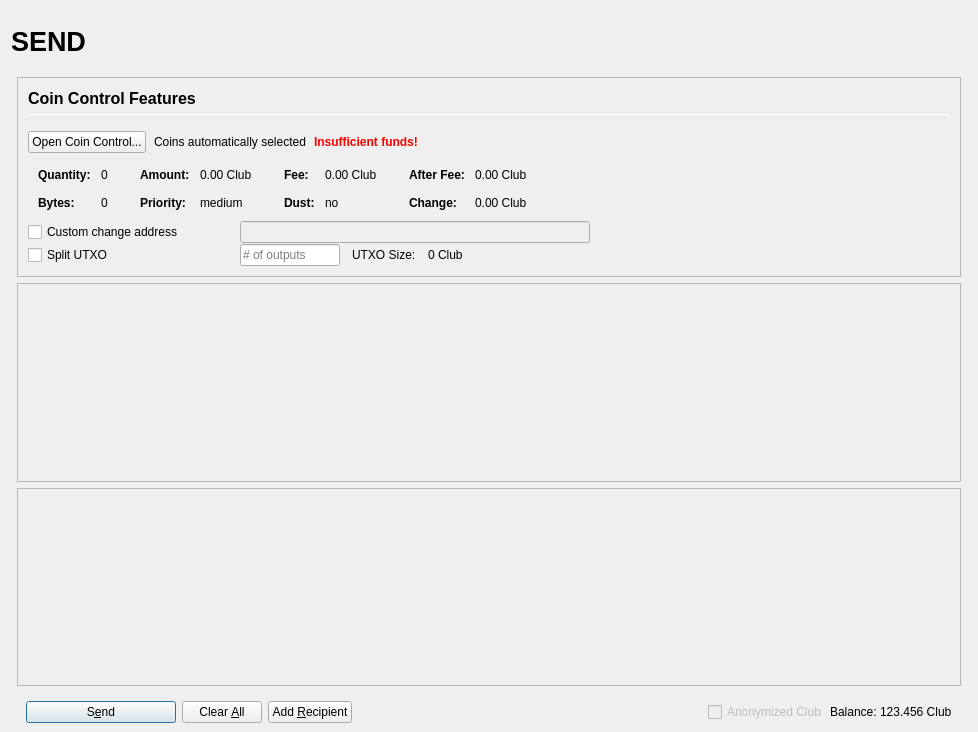
Qt form src/qt/forms/sendcoinsdialog.ui (jonspock/tessa) before a commit.
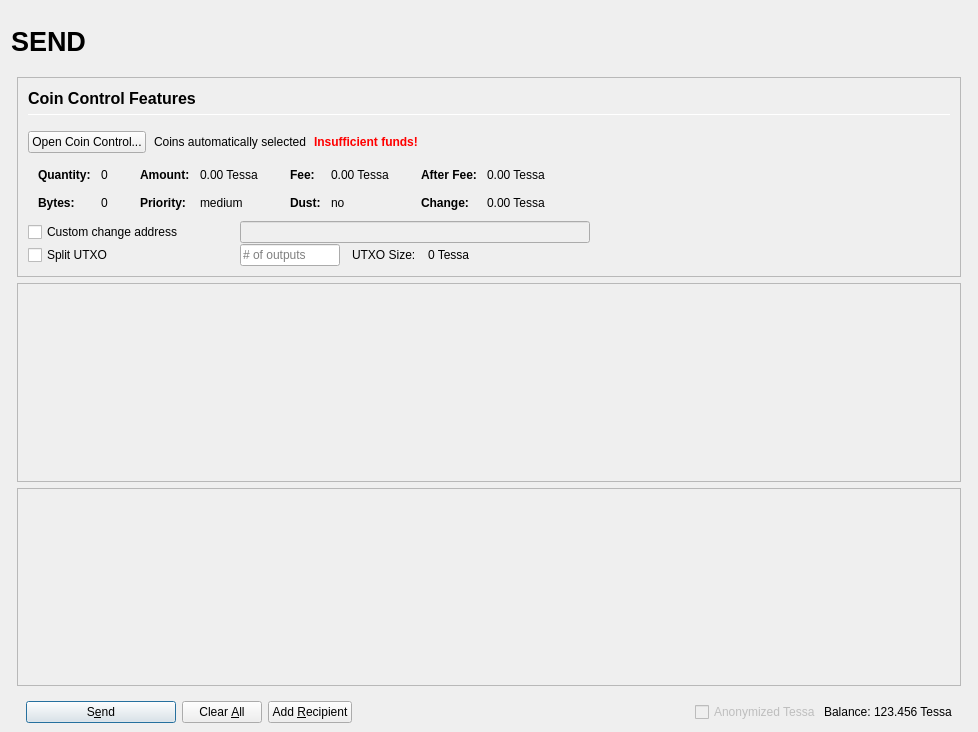
The same form after that commit. Icons and pictures are not drawn. Custom widgets are drawn as their Qt base class.

```diff
--- a/src/qt/forms/sendcoinsdialog.ui
+++ b/src/qt/forms/sendcoinsdialog.ui
@@ -493,7 +493,7 @@
                         <enum>Qt::ActionsContextMenu</enum>
                        </property>
                        <property name="text">
-                        <string notr="true">0.00 Club</string>
+                        <string notr="true">0.00 Tessa</string>
                        </property>
                        <property name="textInteractionFlags">
                         <set>Qt::LinksAccessibleByMouse|Qt::TextSelectableByKeyboard|Qt::TextSelectableByMouse</set>
@@ -573,7 +573,7 @@
                         <enum>Qt::ActionsContextMenu</enum>
                        </property>
                        <property name="text">
-                        <string notr="true">0.00 Club</string>
+                        <string notr="true">0.00 Tessa</string>
                        </property>
                        <property name="textInteractionFlags">
                         <set>Qt::LinksAccessibleByMouse|Qt::TextSelectableByKeyboard|Qt::TextSelectableByMouse</set>
@@ -653,7 +653,7 @@
                         <enum>Qt::ActionsContextMenu</enum>
                        </property>
                        <property name="text">
-                        <string notr="true">0.00 Club</string>
+                        <string notr="true">0.00 Tessa</string>
                        </property>
                        <property name="textInteractionFlags">
                         <set>Qt::LinksAccessibleByMouse|Qt::TextSelectableByKeyboard|Qt::TextSelectableByMouse</set>
@@ -682,7 +682,7 @@
                         <enum>Qt::ActionsContextMenu</enum>
                        </property>
                        <property name="text">
-                        <string notr="true">0.00 Club</string>
+                        <string notr="true">0.00 Tessa</string>
                        </property>
                        <property name="textInteractionFlags">
                         <set>Qt::LinksAccessibleByMouse|Qt::TextSelectableByKeyboard|Qt::TextSelectableByMouse</set>
@@ -849,7 +849,7 @@
                 <item>
                  <widget class="QLabel" name="labelBlockSize">
                   <property name="text">
-                   <string>0 Club</string>
+                   <string>0 Tessa</string>
                   </property>
                  </widget>
                 </item>
@@ -1110,7 +1110,7 @@
                 <bool>false</bool>
                </property>
                <property name="text">
-                <string>Anonymized Club</string>
+                <string>Anonymized Tessa</string>
                </property>
               </widget>
              </item>
@@ -1133,7 +1133,7 @@
                 <cursorShape>IBeamCursor</cursorShape>
                </property>
                <property name="text">
-                <string notr="true">123.456 Club</string>
+                <string notr="true">123.456 Tessa</string>
                </property>
                <property name="textInteractionFlags">
                 <set>Qt::LinksAccessibleByMouse|Qt::TextSelectableByKeyboard|Qt::TextSelectableByMouse</set>
```
